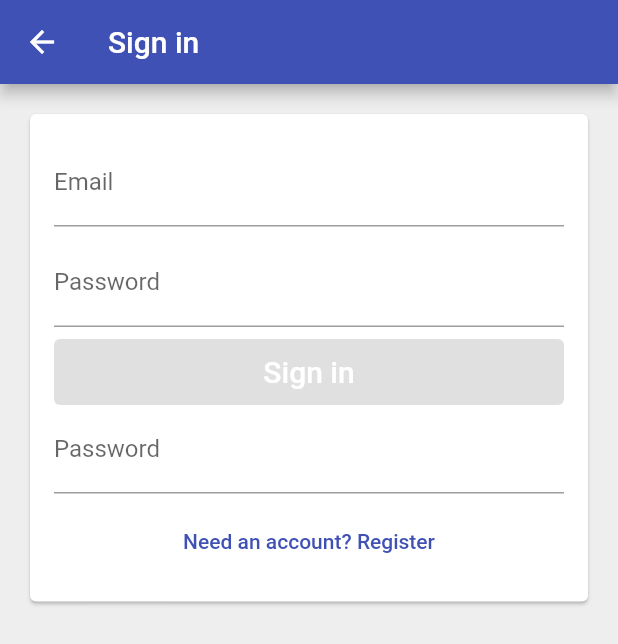
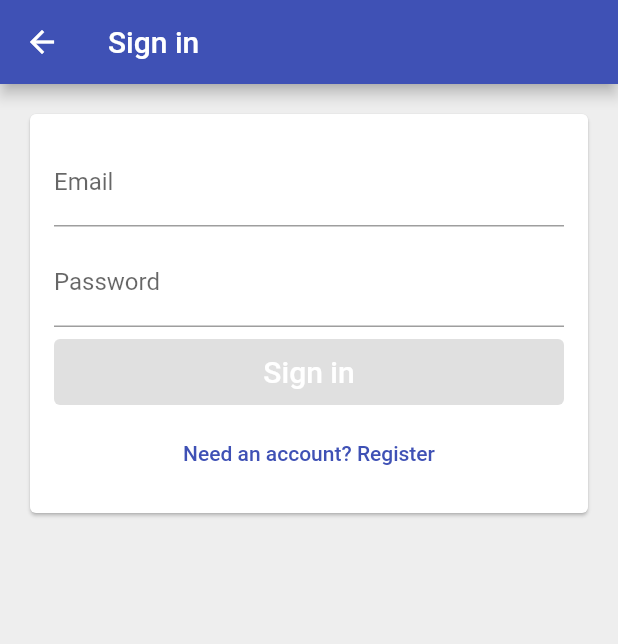
Before and after one commit to Artwot/curso-flutter, a Flutter app: the EmailSignInPage screen opened directly with empty values, on a phone screen of 412 x 824 dp. Shown: the top 644 px of the screen. Run offline on Flutter 3.47's test engine with Material 2 defaults, Android fonts, the phone set to English and light mode, and no system bars; our stand-ins replace firebase_auth, firebase_core, google_sign_in; missing offline and left inert: flutter_login_facebook; accounts and stored records are empty.

Commit message:
Corregir detalles del formulario

```diff
--- a/time_tracker_flutter_course/lib/app/sign_in/email_sign_in_form.dart
+++ b/time_tracker_flutter_course/lib/app/sign_in/email_sign_in_form.dart
@@ -98,12 +98,6 @@ class _EmailSignInFormState extends State<EmailSignInForm> {
         text: primaryText,
         onPressed: submitEnabled ? _submit : null,
       ),
-      TextField(
-        decoration: InputDecoration(
-          labelText: 'Password',
-        ),
-        obscureText: true,
-      ),
       SizedBox(height: 8.0),
       TextButton(
         child: Text(secondaryText),
```
